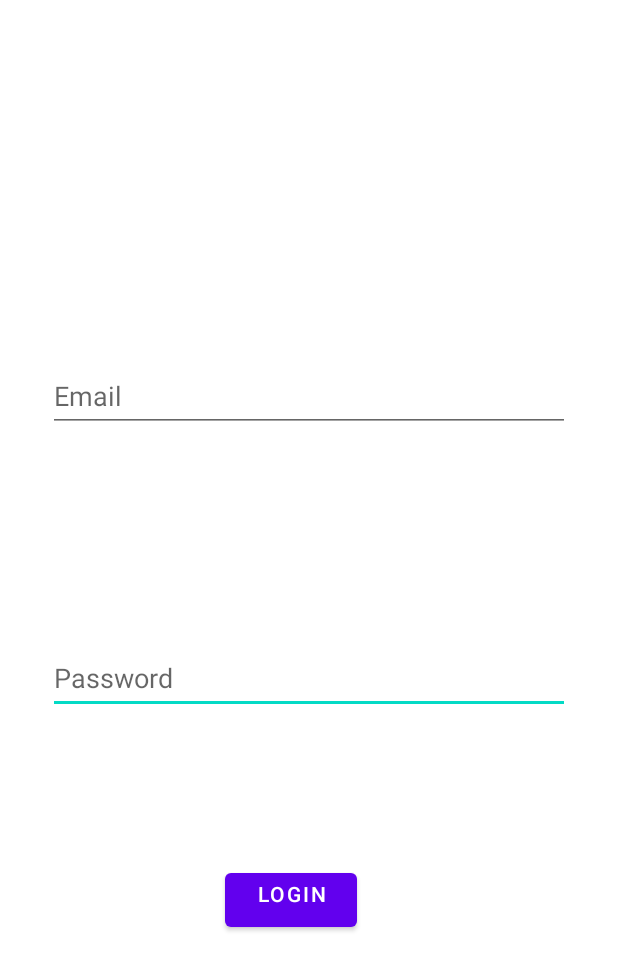
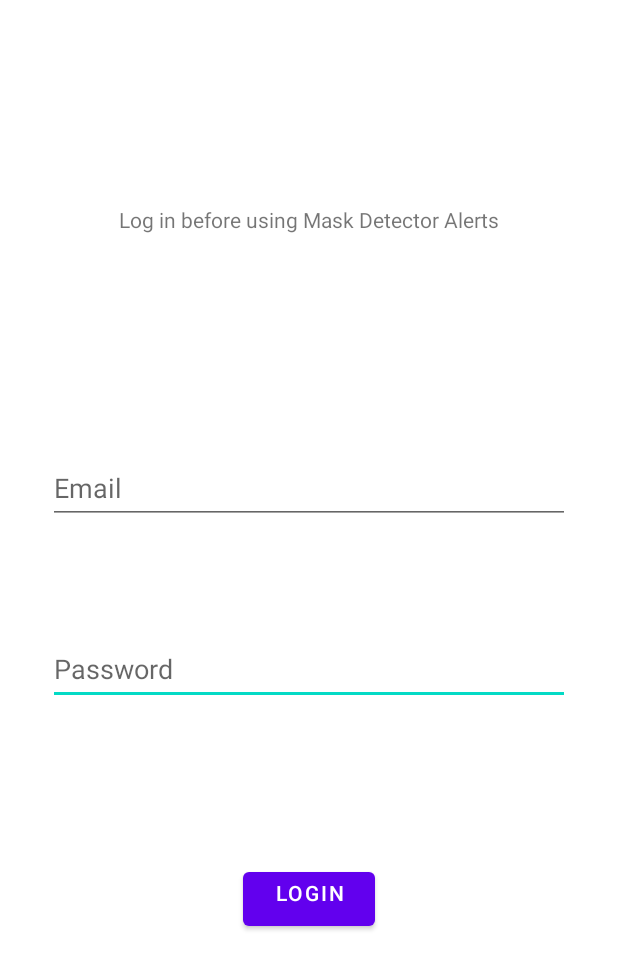
Before and after one commit to COEN-390/COEN-390, an Android app: the screen it shows after launch (LoginActivity), on a phone screen of 412 x 824 dp. Shown: the top 970 px of the screen. Run offline under Robolectric (Android 15) with nearby library versions, the phone set to English and light mode, and no system bars; libraries missing offline, so code that uses them is left out: io.appwrite, io.appwrite.exceptions, io.appwrite.services; 3 statements that could not run were skipped.

Commit message:
Edited the login page UI constraints

```diff
--- a/AndroidApp/app/src/main/res/layout/activity_login.xml
+++ b/AndroidApp/app/src/main/res/layout/activity_login.xml
@@ -13,7 +13,7 @@
         android:layout_height="wrap_content"
         android:layout_marginStart="32dp"
         android:layout_marginEnd="32dp"
-        android:layout_marginBottom="100dp"
+        android:layout_marginBottom="16dp"
         android:ems="10"
         android:hint="Password"
         android:inputType="textPassword"
@@ -21,30 +21,32 @@
         android:minHeight="48dp"
         app:layout_constraintBottom_toTopOf="@+id/login_button"
         app:layout_constraintEnd_toEndOf="parent"
-        app:layout_constraintStart_toStartOf="parent" />
+        app:layout_constraintStart_toStartOf="parent"
+        app:layout_constraintTop_toBottomOf="@+id/email_edit_text" />
 
     <Button
         android:id="@+id/login_button"
         android:layout_width="wrap_content"
         android:layout_height="wrap_content"
-        android:layout_marginStart="149dp"
-        android:layout_marginEnd="174dp"
-        android:layout_marginBottom="200dp"
+        android:layout_marginStart="128dp"
+        android:layout_marginTop="16dp"
+        android:layout_marginEnd="128dp"
+        android:layout_marginBottom="128dp"
         android:gravity="center_horizontal"
         android:text="Login"
         android:textAlignment="center"
         app:layout_constraintBottom_toBottomOf="parent"
         app:layout_constraintEnd_toEndOf="parent"
-        app:layout_constraintStart_toStartOf="parent" />
+        app:layout_constraintStart_toStartOf="parent"
+        app:layout_constraintTop_toBottomOf="@+id/password_edit_text" />
 
     <EditText
         android:id="@+id/email_edit_text"
         android:layout_width="0dp"
         android:layout_height="wrap_content"
         android:layout_marginStart="32dp"
-        android:layout_marginTop="200dp"
+        android:layout_marginTop="64dp"
         android:layout_marginEnd="32dp"
-        android:layout_marginBottom="100dp"
         android:ems="10"
         android:hint="Email"
         android:inputType="textEmailAddress"
@@ -52,5 +54,19 @@
         app:layout_constraintBottom_toTopOf="@+id/password_edit_text"
         app:layout_constraintEnd_toEndOf="parent"
         app:layout_constraintStart_toStartOf="parent"
+        app:layout_constraintTop_toBottomOf="@+id/loginTextView" />
+
+    <TextView
+        android:id="@+id/loginTextView"
+        android:layout_width="wrap_content"
+        android:layout_height="wrap_content"
+        android:layout_marginStart="32dp"
+        android:layout_marginTop="64dp"
+        android:layout_marginEnd="32dp"
+        android:layout_marginBottom="8dp"
+        android:text="Log in before using Mask Detector Alerts"
+        app:layout_constraintBottom_toTopOf="@+id/email_edit_text"
+        app:layout_constraintEnd_toEndOf="parent"
+        app:layout_constraintStart_toStartOf="parent"
         app:layout_constraintTop_toTopOf="parent" />
 </androidx.constraintlayout.widget.ConstraintLayout>
--- a/AndroidApp/app/src/main/res/values/strings.xml
+++ b/AndroidApp/app/src/main/res/values/strings.xml
@@ -1,5 +1,5 @@
 <resources>
-    <string name="app_name">Mask Detection App</string>
+    <string name="app_name">Mask Detection Alerts</string>
     <string name="Shared_Preferences">SharedPreferences</string>
     <string name="Shared_Preferences_User">User</string>
 </resources>
```
